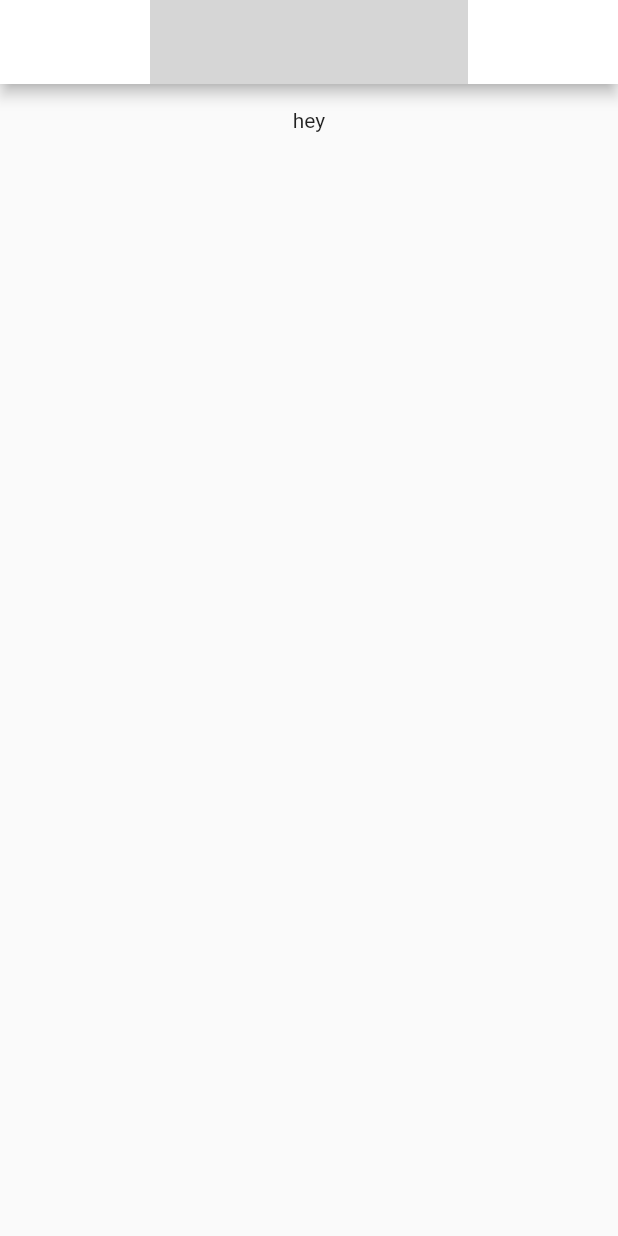
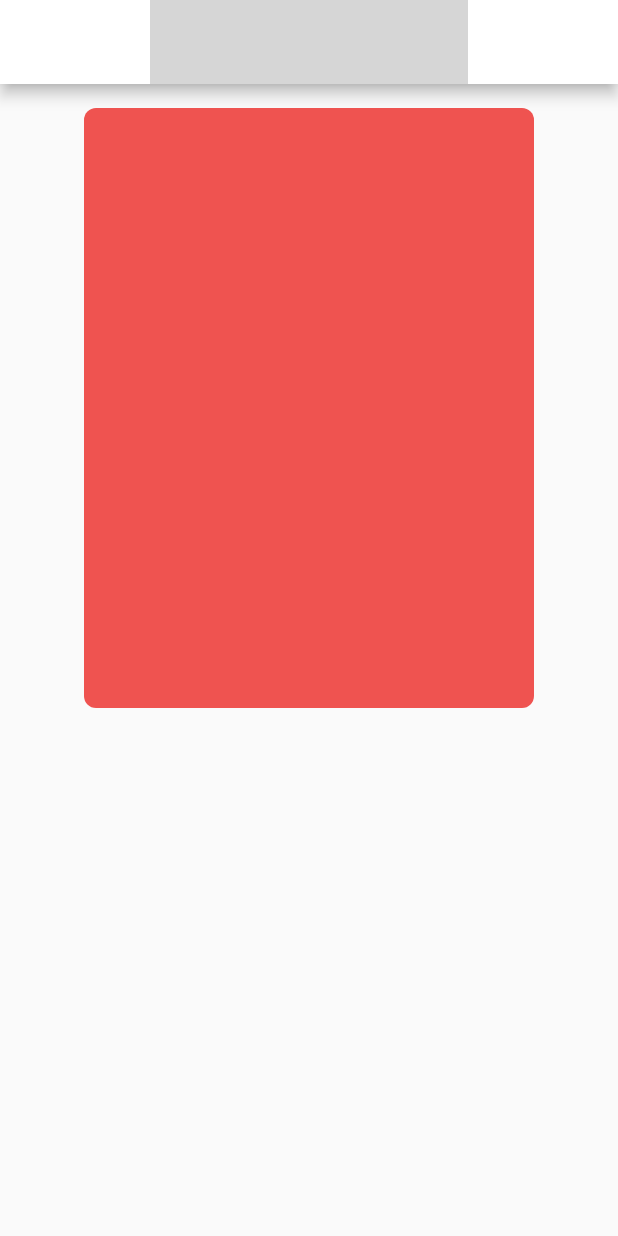
Before and after one commit to sabastianpeters/vfs-project-clair, a Flutter app: the screen it shows after launch, after a tap on "Get Started", on a phone screen of 412 x 824 dp. Run offline on Flutter 3.47's test engine with Material 2 defaults, Android fonts, the phone set to English and light mode, and no system bars; network calls fail; grey boxes are pictures that could not be loaded.

Commit message:
fixed: landing padding vs camera screen padding

```diff
--- a/project_clair/lib/common.dart
+++ b/project_clair/lib/common.dart
@@ -42,14 +42,15 @@ class BodyContainer extends StatelessWidget {
     // ## PUBLIC VARS ##
 
     final List<Widget> children;
+    final EdgeInsets padding;
 
 
     // ## CONSTRUCTORS ##
 
     BodyContainer(
         this.children,
-        { Key key }
-    ) : super(key: key);
+        [this.padding]
+    );
 
     factory BodyContainer.single( Widget child ){
         return BodyContainer(<Widget>[child]);
@@ -64,16 +65,17 @@ class BodyContainer extends StatelessWidget {
 
         return Align(
             alignment: Alignment.topCenter,
+
             child: Container(
-                padding: EdgeInsets.symmetric(horizontal: 64, vertical: 16),
+                padding: this.padding ?? EdgeInsets.symmetric(horizontal: 32, vertical: 16),
+
                 child: ConstrainedBox(
-                    constraints: BoxConstraints(
-                        maxWidth: 300,
-                        maxHeight: 400
-                    ),
+                    constraints: BoxConstraints( maxWidth: 300 ),
+
                     child: Container(
                         child: Column(
                             crossAxisAlignment: CrossAxisAlignment.start,
+
                             children: children
                         ),
                     ),
--- a/project_clair/lib/screens/camera/camera_screen.dart
+++ b/project_clair/lib/screens/camera/camera_screen.dart
@@ -23,9 +23,22 @@ class CameraScreen extends StatelessWidget {
                 ),
                 centerTitle: true,
             ),
-            body: BodyContainer.single(
-                Text("hey")
-            )
+
+            body: BodyContainer(<Widget>[
+                SizedBox(
+                    width: double.infinity,
+                    height: 400,
+                    child: Container(
+
+                        decoration: BoxDecoration(
+                            color: Colors.red[400],
+                            borderRadius: BorderRadius.all(
+                                const Radius.circular(8),
+                            ),
+                        ),
+                    )
+                ),
+            ])
         );
     }
 
--- a/project_clair/lib/screens/landing/landing_screen.dart
+++ b/project_clair/lib/screens/landing/landing_screen.dart
@@ -35,6 +35,7 @@ class LandingScreen extends StatelessWidget {
                         )
                     )
                 ],
+                EdgeInsets.symmetric(horizontal: 64, vertical: 16)
             )
         );
     }
```
